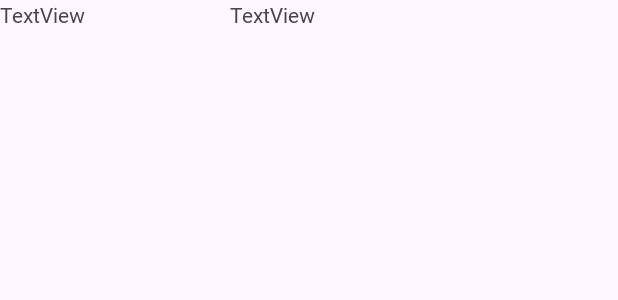
After one commit to project1020/SecondHandTrade, an Android app: the layout item_layout.xml on its own in the app's theme, with its tools: preview values and no code run, on a phone screen of 412 x 824 dp. The commit adds this screen. Shown: the top 300 px of the screen. Run offline under Robolectric (Android 15) with nearby library versions, the phone set to English and light mode, and no system bars.

Commit message:
데이터베이스 저장
자기 uid로 문서 및 하위 컬랙션 만들도록 만듬.
일단 만드는 중이라 임시로 한 페이지에서 보내기랑 보기 둘 다 할 수 있도록 구현했고(이 부분은 나중에 따로 분리 하겠음)
메세지 보내고 받을 때 보낸 사람 닉네임도 같이 보내도록 만들었음.
여기서 디자인+다른 유저에게 보낼 수 있도록 만들면 끝남

```diff
--- /dev/null
+++ b/app/src/main/res/layout/item_layout.xml
@@ -0,0 +1,21 @@
+<?xml version="1.0" encoding="utf-8"?>
+<LinearLayout xmlns:android="http://schemas.android.com/apk/res/android"
+    android:layout_width="match_parent"
+    android:layout_height="wrap_content"
+    android:orientation="horizontal">
+
+
+    <TextView
+        android:id="@+id/sender"
+        android:layout_width="153dp"
+        android:layout_height="wrap_content"
+        android:text="TextView" />
+
+    <TextView
+        android:id="@+id/message"
+        android:layout_width="wrap_content"
+        android:layout_height="wrap_content"
+        android:layout_weight="1"
+        android:text="TextView" />
+
+</LinearLayout>
```
Also changed, not shown: app/src/main/java/com/secondhand/trade/FragmentChat.kt (+59 -1 lines), app/src/main/java/com/secondhand/trade/MyAdapter.kt (added, +54 -0 lines), app/src/main/res/layout/fragment_chat.xml (+36 -6 lines).
